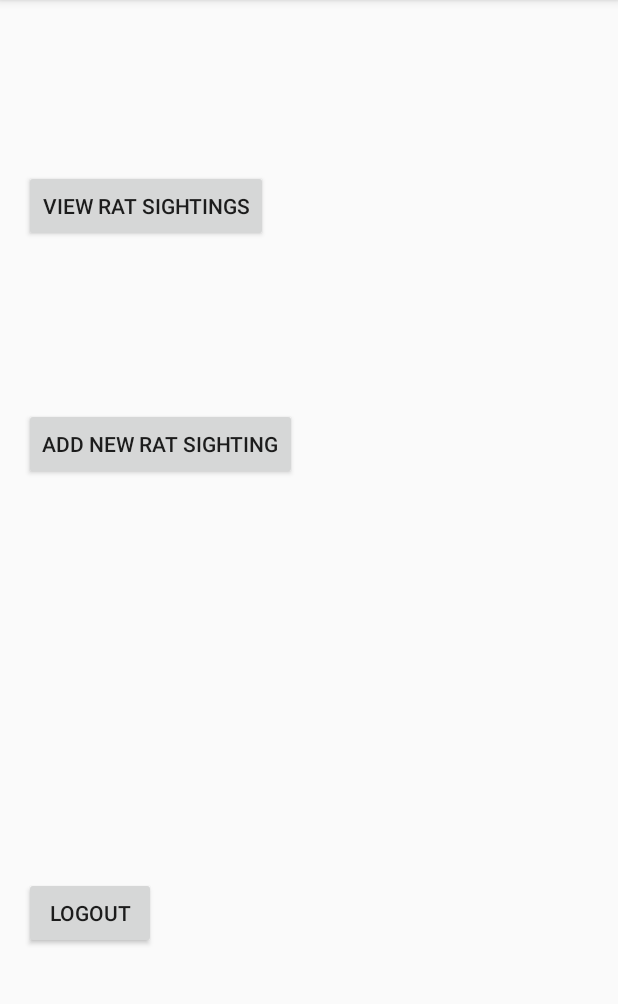
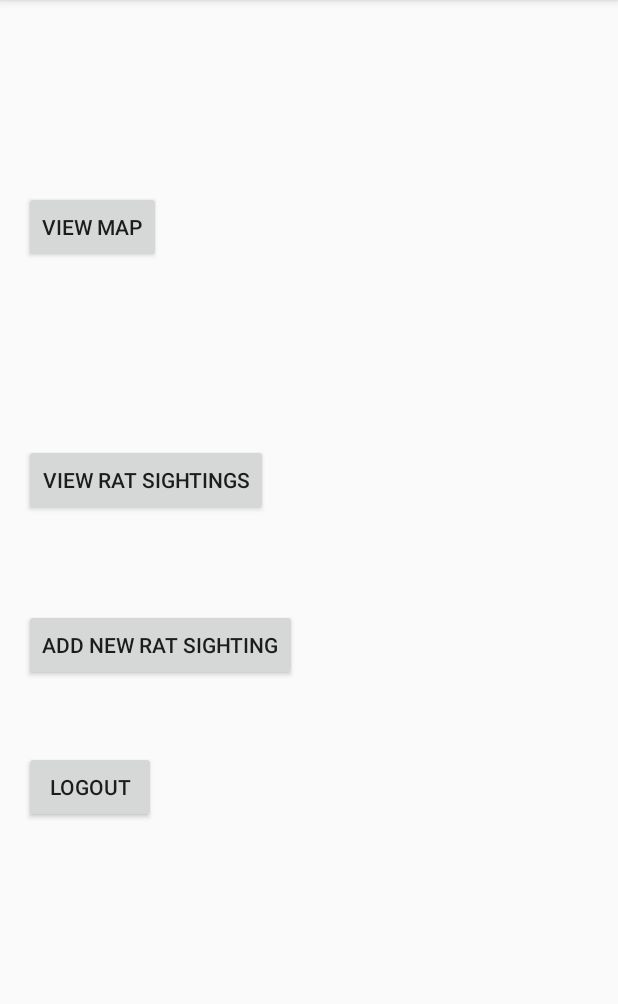
Before and after one commit to rajmera3/PiedPiper, an Android app: the MainActivity screen opened directly, with no data from a screen before it, on a phone screen of 412 x 824 dp, the part 84-1088 px from its top. Run offline under Robolectric (Android 15) with nearby library versions, the phone set to English and light mode, and no system bars; our stand-ins replace Firebase (no records; nobody signed in at launch, a user with empty details on screens opened directly).

```diff
--- a/app/build.gradle
+++ b/app/build.gradle
@@ -10,6 +10,8 @@ android {
         versionCode 1
         versionName "1.0"
         testInstrumentationRunner "android.support.test.runner.AndroidJUnitRunner"
+        resValue "string", "google_maps_key",
+                (project.findProperty("GOOGLE_MAPS_API_KEY") ?: "")
     }
     buildTypes {
         release {
@@ -32,6 +34,7 @@ dependencies {
     compile "com.google.firebase:firebase-auth:9.0.2"
     compile 'com.google.firebase:firebase-core:9.0.2'
     compile 'com.google.firebase:firebase-database:9.0.2'
+    compile 'com.google.android.gms:play-services-maps:9.0.2'
     testCompile 'junit:junit:4.12'
 }
 
--- a/app/src/main/java/com/piedpiper/MainActivity.java
+++ b/app/src/main/java/com/piedpiper/MainActivity.java
@@ -33,6 +33,7 @@ public class MainActivity extends AppCompatActivity {
         Button logoutButton = (Button) findViewById(R.id.logout_button_id);
         Button ratSighting = (Button) findViewById(R.id.ratlistview_button_id);
         Button addRatSighting = (Button) findViewById(R.id.addratsighting_button_id);
+        Button sightingsMapButton = (Button) findViewById(R.id.sightingsmap_button_id);
 
         logoutButton.setOnClickListener(new View.OnClickListener() {
             public void onClick(View v) {
@@ -74,6 +75,15 @@ public class MainActivity extends AppCompatActivity {
             }
         });
 
+        sightingsMapButton.setOnClickListener(new View.OnClickListener() {
+            @Override
+            public void onClick(View view) {
+                Intent sightingsMap = new Intent(getBaseContext(), SightingsMapActivity.class);
+                startActivity(sightingsMap);
+                finish();
+            }
+        });
+
         // set account type from database
         database.child("users").child(auth.getCurrentUser().getUid()).addListenerForSingleValueEvent(new ValueEventListener() {
             @Override
--- a/app/src/main/res/layout/activity_main.xml
+++ b/app/src/main/res/layout/activity_main.xml
@@ -7,17 +7,20 @@
     tools:context="com.piedpiper.MainActivity">
 
     <Button
-        android:id="@+id/logout_button_id"
+        android:id="@+id/sightingsmap_button_id"
         android:layout_height="wrap_content"
         android:layout_width="wrap_content"
-        android:text="Logout"
+        android:text="View Map"
         tools:layout_constraintBottom_creator="1"
         android:layout_marginStart="16dp"
-        app:layout_constraintBottom_toBottomOf="parent"
         tools:layout_constraintLeft_creator="1"
-        android:layout_marginBottom="135dp"
+        android:layout_marginBottom="8dp"
         app:layout_constraintLeft_toLeftOf="parent"
-        android:layout_marginLeft="16dp" />
+        android:layout_marginLeft="16dp"
+        app:layout_constraintTop_toTopOf="parent"
+        android:layout_marginTop="8dp"
+        app:layout_constraintBottom_toTopOf="@+id/ratlistview_button_id"
+        app:layout_constraintVertical_bias="0.514" />
 
     <Button
         android:id="@+id/ratlistview_button_id"
@@ -32,7 +35,7 @@
         android:layout_marginLeft="16dp"
         app:layout_constraintTop_toTopOf="parent"
         android:layout_marginTop="8dp"
-        app:layout_constraintVertical_bias="0.507"
+        app:layout_constraintVertical_bias="0.843"
         app:layout_constraintBottom_toTopOf="@+id/addratsighting_button_id" />
 
     <Button
@@ -48,8 +51,21 @@
         android:layout_marginLeft="16dp"
         app:layout_constraintTop_toTopOf="parent"
         android:layout_marginTop="8dp"
-        app:layout_constraintVertical_bias="0.507"
+        app:layout_constraintVertical_bias="0.911"
         app:layout_constraintBottom_toTopOf="@+id/logout_button_id" />
+
+    <Button
+        android:id="@+id/logout_button_id"
+        android:layout_height="wrap_content"
+        android:layout_width="wrap_content"
+        android:text="Logout"
+        tools:layout_constraintBottom_creator="1"
+        android:layout_marginStart="16dp"
+        app:layout_constraintBottom_toBottomOf="parent"
+        tools:layout_constraintLeft_creator="1"
+        android:layout_marginBottom="219dp"
+        app:layout_constraintLeft_toLeftOf="parent"
+        android:layout_marginLeft="16dp" />
 
 
 
--- a/gradle.properties
+++ b/gradle.properties
@@ -11,6 +11,8 @@
 # The setting is particularly useful for tweaking memory settings.
 org.gradle.jvmargs=-Xmx1536m
 
+GOOGLE_MAPS_API_KEY=AIzaSyAJ3OgdQZ95a58zM85se9cHWYbTb25ak1k
+
 # When configured, Gradle will run in incubating parallel mode.
 # This option should only be used with decoupled projects. More details, visit
 # http://www.gradle.org/docs/current/userguide/multi_project_builds.html#sec:decoupled_projects
```
Also changed, not shown: app/src/main/AndroidManifest.xml (+8 -0 lines), app/src/main/java/com/piedpiper/RatSighting.java (+76 -0 lines), app/src/main/java/com/piedpiper/SightingsMapActivity.java (added, +40 -0 lines), app/src/main/res/layout/activity_sightingsmap.xml (added, +47 -0 lines).
